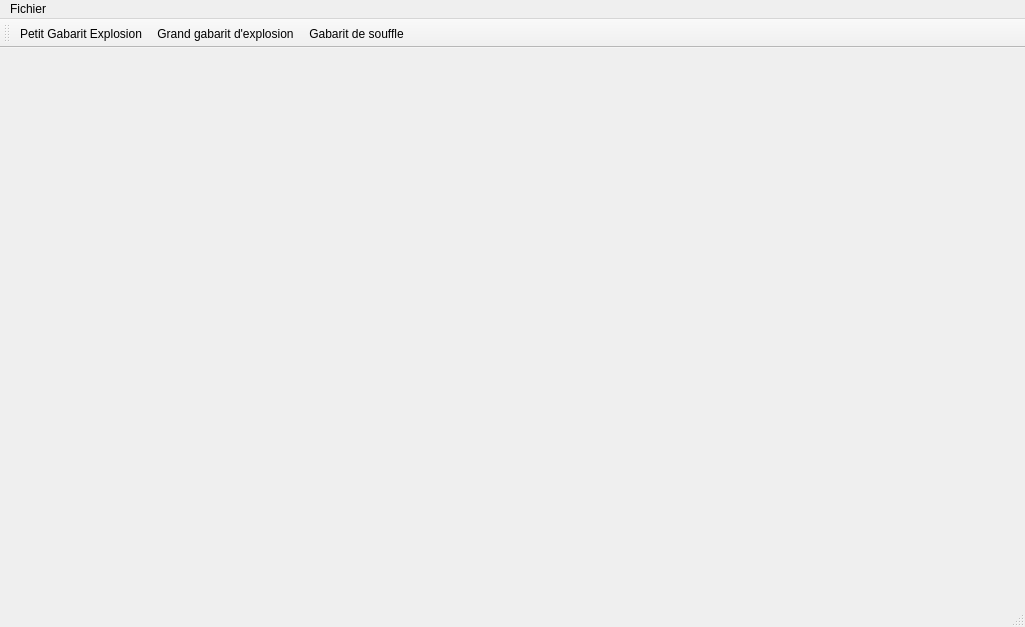
Qt form warhole/gamewindow.ui (kaosphere/Warhole) before a commit.
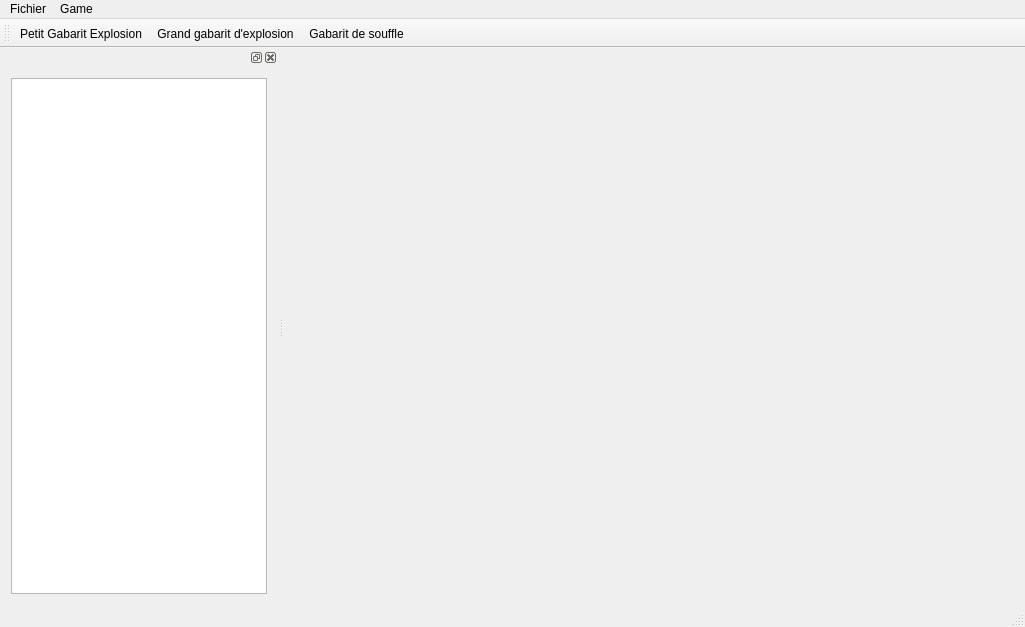
The same form after that commit. Icons and pictures are not drawn.

Commit message: Progress on game window

```diff
--- a/warhole/gamewindow.ui
+++ b/warhole/gamewindow.ui
@@ -30,8 +30,17 @@
      <string>Fichier</string>
     </property>
     <addaction name="separator"/>
+    <addaction name="actionOpen_Army"/>
+   </widget>
+   <widget class="QMenu" name="menuGame">
+    <property name="title">
+     <string>Game</string>
+    </property>
+    <addaction name="actionHost_Game"/>
+    <addaction name="actionConnect_to_a_game_2"/>
    </widget>
    <addaction name="menuFichier"/>
+   <addaction name="menuGame"/>
   </widget>
   <widget class="QToolBar" name="mainToolBar">
    <attribute name="toolBarArea">
@@ -45,6 +54,18 @@
    <addaction name="actionBlowTemplate"/>
   </widget>
   <widget class="QStatusBar" name="statusBar"/>
+  <widget class="QDockWidget" name="dockWidget">
+   <attribute name="dockWidgetArea">
+    <number>1</number>
+   </attribute>
+   <widget class="QWidget" name="dockWidgetContents">
+    <layout class="QHBoxLayout" name="horizontalLayout_2">
+     <item>
+      <widget class="QTreeView" name="treeViewArmy"/>
+     </item>
+    </layout>
+   </widget>
+  </widget>
   <action name="actionExpTemplateSmall">
    <property name="icon">
     <iconset resource="resources.qrc">
```
Left out of the diff: 20 changed lines with no effect on the pictures. The commit also changes 2 other files.
